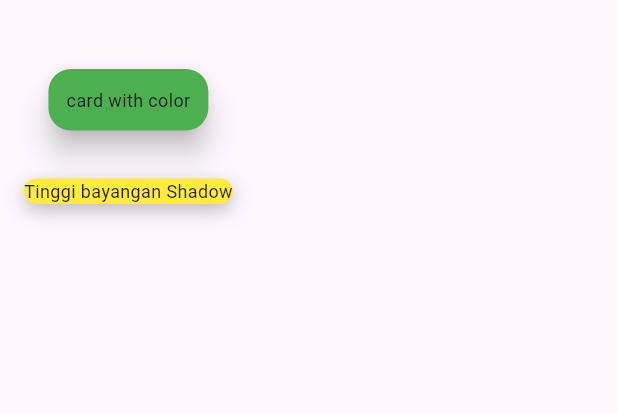
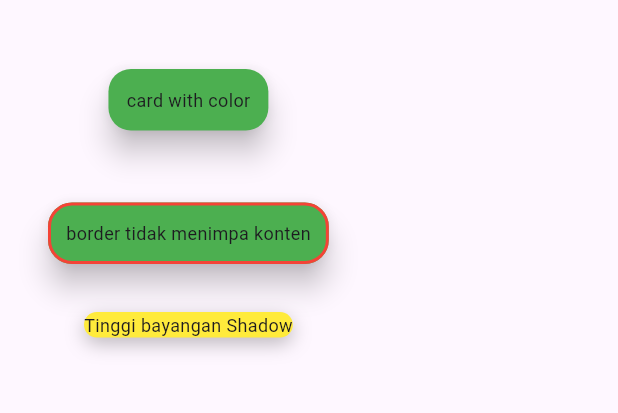
Before and after one commit to adityaaji03/tugas_week_8_1123150023, a Flutter app: the screen it shows after launch, on a phone screen of 412 x 824 dp, the part 63-476 px from its top. Run offline on Flutter 3.47's test engine with Material 3 defaults, Android fonts, the phone set to English and light mode, and no system bars.

Commit message:
menggunakan properti Border On Foreground Control

```diff
--- a/lib/pages/page_card_01.dart
+++ b/lib/pages/page_card_01.dart
@@ -19,6 +19,25 @@ class MyPages extends StatelessWidget {
               child: Padding(
                 padding: EdgeInsets.all(12),
                 child: Text("card with color", style: TextStyle(fontSize: 12.0)),
+              ),
+            ),
+            SizedBox(height: 16),
+
+            Card(
+              shape: RoundedRectangleBorder(
+                borderRadius: BorderRadius.circular(16),
+                side: BorderSide(color: Colors.red, width: 2),
+              ),
+              borderOnForeground: true, // false
+              margin: EdgeInsets.all(16.0),
+              elevation: 8,
+              color: Colors.green,
+              child: Padding(
+                padding: EdgeInsets.all(12),
+                child: Text(
+                  "border tidak menimpa konten",
+                  style: TextStyle(fontSize: 12.0),
+                ),
               ),
             ),
             SizedBox(height: 16),
```
